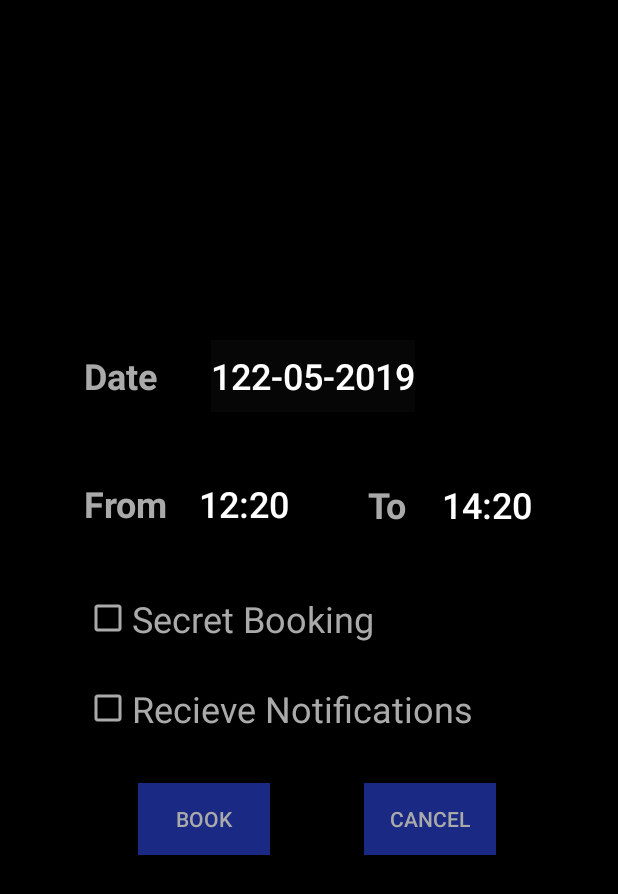
After one commit to LambdaIITH/IITH-Dashboard-Android, an Android app: the layout cab_sharing_register.xml on its own in the app's theme, with its tools: preview values and no code run, on a phone screen of 412 x 824 dp. The commit adds this screen. Shown: the top 894 px of the screen. Run offline under Robolectric (Android 15) with nearby library versions, the phone set to English and light mode, and no system bars.

Commit message:
Added Cab Sharing

```diff
--- /dev/null
+++ b/app/src/main/res/layout/cab_sharing_register.xml
@@ -0,0 +1,145 @@
+<?xml version="1.0" encoding="utf-8"?>
+<android.support.constraint.ConstraintLayout xmlns:android="http://schemas.android.com/apk/res/android"
+    xmlns:app="http://schemas.android.com/apk/res-auto"
+    xmlns:tools="http://schemas.android.com/tools"
+    android:layout_width="match_parent"
+    android:layout_height="match_parent"
+    android:layout_alignParentStart="false"
+    android:layout_alignParentBottom="false"
+    android:background="#000000"
+    app:layout_constraintEnd_toStartOf="@+id/Reg_Date"
+    app:layout_constraintStart_toStartOf="@+id/Reg_Date"
+    tools:context=".SignIn">
+
+    <TextView
+        android:id="@+id/lbl_your_name"
+        android:layout_width="wrap_content"
+        android:layout_height="wrap_content"
+        android:layout_marginStart="56dp"
+        android:text="@string/csr_from"
+        android:textColor="@android:color/darker_gray"
+        android:textSize="24sp"
+        android:textStyle="bold"
+        app:layout_constraintBaseline_toBaselineOf="@+id/csr_from"
+        app:layout_constraintStart_toStartOf="parent" />
+
+    <TextView
+        android:id="@+id/lbl_your_name3"
+        android:layout_width="wrap_content"
+        android:layout_height="wrap_content"
+        android:layout_marginStart="56dp"
+        android:text="@string/csr_date"
+        android:textColor="@android:color/darker_gray"
+        android:textSize="24sp"
+        android:textStyle="bold"
+        app:layout_constraintBaseline_toBaselineOf="@+id/Reg_Date"
+        app:layout_constraintStart_toStartOf="parent" />
+
+    <TextView
+        android:id="@+id/lbl_your_name2"
+        android:layout_width="wrap_content"
+        android:layout_height="wrap_content"
+        android:layout_marginTop="8dp"
+        android:layout_marginEnd="9dp"
+        android:text="@string/csr_to"
+        android:textColor="@android:color/darker_gray"
+        android:textSize="24sp"
+        android:textStyle="bold"
+        app:layout_constraintEnd_toStartOf="@+id/to"
+        app:layout_constraintTop_toTopOf="@+id/csr_from" />
+
+    <Button
+        android:id="@+id/csr_from"
+        android:layout_width="wrap_content"
+        android:layout_height="wrap_content"
+
+        android:layout_marginStart="7dp"
+        android:layout_marginBottom="36dp"
+        android:background="#000000"
+        android:text="@string/csr_fromSelect"
+        android:textColor="@android:color/white"
+        android:textSize="24sp"
+        app:layout_constraintBottom_toTopOf="@+id/checkBox"
+        app:layout_constraintStart_toEndOf="@+id/lbl_your_name" />
+
+    <Button
+        android:id="@+id/to"
+        android:layout_width="wrap_content"
+        android:layout_height="wrap_content"
+
+        android:layout_marginEnd="43dp"
+        android:background="#000000"
+        android:text="@string/csr_toSelect"
+        android:textColor="@android:color/white"
+        android:textSize="24sp"
+        app:layout_constraintBaseline_toBaselineOf="@+id/lbl_your_name2"
+        app:layout_constraintEnd_toEndOf="parent" />
+
+    <Button
+        android:id="@+id/Reg_Date"
+        android:layout_width="wrap_content"
+        android:layout_height="wrap_content"
+
+        android:layout_marginStart="22dp"
+        android:layout_marginBottom="37dp"
+        android:background="#000000"
+        android:backgroundTint="#16534D4D"
+        android:hapticFeedbackEnabled="true"
+        android:text="@string/csr_dateSelect"
+        android:textColor="@android:color/white"
+        android:textColorHighlight="@android:color/darker_gray"
+        android:textColorLink="@android:color/darker_gray"
+        android:textSize="24sp"
+        app:layout_constraintBottom_toTopOf="@+id/csr_from"
+        app:layout_constraintStart_toStartOf="@+id/csr_from" />
+
+    <Button
+        android:id="@+id/cs_book"
+        android:layout_width="wrap_content"
+        android:layout_height="wrap_content"
+        android:layout_marginStart="36dp"
+        android:layout_marginTop="33dp"
+        android:background="#85304FFE"
+        android:text="@string/csr_book"
+        android:textColor="@android:color/darker_gray"
+        app:layout_constraintStart_toStartOf="@+id/checkBox2"
+        app:layout_constraintTop_toBottomOf="@+id/checkBox2" />
+
+    <Button
+        android:id="@+id/cs_cancel"
+        android:layout_width="wrap_content"
+        android:layout_height="wrap_content"
+        android:layout_marginTop="33dp"
+        android:layout_marginEnd="81dp"
+        android:background="#85304FFE"
+        android:text="@string/csr_cancel"
+        android:textColor="@android:color/darker_gray"
+        app:layout_constraintEnd_toEndOf="parent"
+        app:layout_constraintTop_toBottomOf="@+id/checkBox2" />
+
+    <CheckBox
+        android:id="@+id/checkBox"
+        android:layout_width="wrap_content"
+        android:layout_height="wrap_content"
+        android:layout_marginStart="56dp"
+        android:buttonTint="@android:color/darker_gray"
+        android:text="@string/csr_check1"
+        android:textColor="@android:color/darker_gray"
+        android:textSize="24sp"
+        app:layout_constraintBottom_toBottomOf="parent"
+        app:layout_constraintStart_toStartOf="parent"
+        app:layout_constraintTop_toTopOf="parent" />
+
+    <CheckBox
+        android:id="@+id/checkBox2"
+        android:layout_width="wrap_content"
+        android:layout_height="wrap_content"
+        android:layout_marginTop="27dp"
+        android:buttonTint="@android:color/darker_gray"
+        android:text="@string/csr_check2"
+        android:textColor="@android:color/darker_gray"
+        android:textSize="24sp"
+        app:layout_constraintStart_toStartOf="@+id/checkBox"
+        app:layout_constraintTop_toBottomOf="@+id/checkBox" />
+
+</android.support.constraint.ConstraintLayout>
--- a/app/src/main/res/layout/content_main.xml
+++ b/app/src/main/res/layout/content_main.xml
@@ -2,8 +2,9 @@
 <android.support.constraint.ConstraintLayout xmlns:android="http://schemas.android.com/apk/res/android"
     xmlns:app="http://schemas.android.com/apk/res-auto"
     xmlns:tools="http://schemas.android.com/tools"
+    android:id="@+id/fragmentLayout"
     android:layout_width="match_parent"
     android:layout_height="match_parent"
     app:layout_behavior="@string/appbar_scrolling_view_behavior"
     tools:context=".MainActivity"
-    tools:showIn="@layout/app_bar_main"/>
+    tools:showIn="@layout/app_bar_main" />
--- a/app/src/main/res/values/strings.xml
+++ b/app/src/main/res/values/strings.xml
@@ -14,4 +14,26 @@
     <string name="menu_share">Cab Sharing</string>
     <string name="menu_send">Lost and Found</string>
     <string name="menu_logout">Logout</string>
+
+    <string name="csr_from">From</string>
+    <string name="csr_date">Date</string>
+    <string name="csr_to">To</string>
+    <string name="csr_check1">Secret Booking</string>
+    <string name="csr_check2">Recieve Notifications</string>
+    <string name="csr_book">Book</string>
+    <string name="csr_cancel">Cancel</string>
+    <string name="csr_fromSelect">12:20</string>
+    <string name="csr_toSelect">14:20</string>
+    <string name="csr_dateSelect">122-05-2019</string>
+    <string name="csm_register">Register</string>
+    <string name="csm_cancel">Cancel</string>
+    <string name="csm_snooze">Snooze</string>
+    <string name="cs_date">Date</string>
+    <string name="cs_CabDate">22/05/2019</string>
+    <string name="cs_Heading2">Shares Available</string>
+    <string name="cs_Heading1">Registered For</string>
+    <string name="cs_CabTime2">14:00</string>
+    <string name="cs_TO">TO</string>
+    <string name="cs_CabTime1">12:00</string>
+    <string name="cs_time">Time</string>
 </resources>
```
Also changed, not shown: app/src/main/java/com/lambda/iith/dashboard/CabSharing.java (added, +44 -0 lines), app/src/main/java/com/lambda/iith/dashboard/CabSharingMenu.java (added, +67 -0 lines), app/src/main/java/com/lambda/iith/dashboard/CabSharingRegister.java (added, +159 -0 lines), app/src/main/res/layout/cab_sharing.xml (added, +198 -0 lines), app/src/main/res/layout/cab_sharing_menu.xml (added, +92 -0 lines), app/src/main/res/mipmap-hdpi/baseline_add_black_48.png (added), app/src/main/res/mipmap-hdpi/baseline_add_circle_black_48.png (added), app/src/main/res/mipmap-hdpi/baseline_menu_black_48.png (added), app/src/main/res/mipmap-hdpi/round_not_interested_black_48.png (added), app/src/main/res/mipmap-xxxhdpi/round_clear_black_48.png (added).
